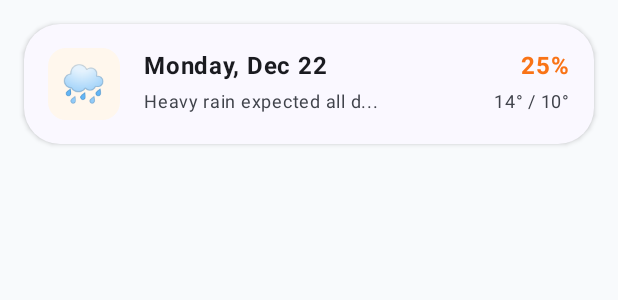
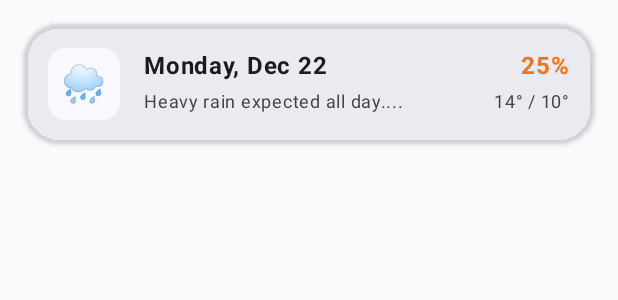
Before and after one commit to mona-baharlou/PedalPace, an Android app built with Jetpack Compose: the @Preview function PreviewForecastCardPoor, on a phone screen of 412 x 824 dp. Shown: the top 300 px of the screen. Run offline under Robolectric (Android 15) with nearby library versions, the phone set to English and light mode, and no system bars.

```diff
--- a/app/src/main/java/com/baharlou/pedalpace/presentation/components/ForecastCard.kt
+++ b/app/src/main/java/com/baharlou/pedalpace/presentation/components/ForecastCard.kt
@@ -1,5 +1,6 @@
 package com.baharlou.pedalpace.presentation.components
 
+import androidx.compose.foundation.background
 import androidx.compose.foundation.layout.*
 import androidx.compose.foundation.shape.RoundedCornerShape
 import androidx.compose.material3.*
@@ -29,7 +30,7 @@ fun ForecastCard(
         modifier = Modifier.fillMaxWidth(),
         shape = RoundedCornerShape(24.dp),
         colors = CardDefaults.cardColors(
-            containerColor = MaterialTheme.colorScheme.surface
+            containerColor = MaterialTheme.colorScheme.surfaceVariant.copy(alpha = 0.4f)
         ),
         elevation = CardDefaults.cardElevation(defaultElevation = 2.dp)
     ) {
@@ -42,7 +43,7 @@ fun ForecastCard(
                 color = BikeOrangeLight,
                 modifier = Modifier.size(48.dp)
             ) {
-                Box(contentAlignment = Alignment.Center) {
+                Box(modifier = Modifier.background(MaterialTheme.colorScheme.surface), contentAlignment = Alignment.Center) {
                     Text(if(score.score < 40) "🌧️" else "☁️", fontSize = 24.sp)
                 }
             }
@@ -66,7 +67,7 @@ fun ForecastCard(
                 }
                 Row(verticalAlignment = Alignment.CenterVertically) {
                     Text(
-                        text = score.overallRating.take(25) + "...",
+                        text = score.overallRating.take(30) + "...",
                         color = MaterialTheme.colorScheme.onSurfaceVariant,
                         fontSize = 12.sp
                     )
--- a/app/src/main/java/com/baharlou/pedalpace/presentation/components/WeatherEffects.kt
+++ b/app/src/main/java/com/baharlou/pedalpace/presentation/components/WeatherEffects.kt
@@ -91,11 +91,9 @@ fun WeatherEffectBackground(
 
     Canvas(modifier = modifier.fillMaxSize()) {
         val color = if (weatherType == WeatherType.RAIN) {
-            //Color(0xFF031933).copy(alpha = 0.6f) // Blueish rain
             Color(0xFF60A5FA).copy(alpha = 0.6f) // Blueish rain
         } else {
             Color.White.copy(alpha = 0.8f) // White snow
-            //Color.Red//.copy(alpha = 0.8f) // White snow
         }
 
         particles.forEach { particle ->
@@ -152,7 +150,6 @@ private fun DrawScope.drawParticle(
 @Composable
 private fun PreviewRainEffect() {
     PedalPaceTheme {
-        // We use a dark background so the particles are visible
         Box(
             modifier = Modifier
                 .fillMaxWidth()
--- a/app/src/main/java/com/baharlou/pedalpace/presentation/screens/WeatherScreen.kt
+++ b/app/src/main/java/com/baharlou/pedalpace/presentation/screens/WeatherScreen.kt
@@ -158,13 +158,12 @@ fun WeatherContent(
                 Text(
                     text = "NEXT DAYS",
                     fontWeight = FontWeight.ExtraBold,
-                    // THEME AWARE: Using the muted secondary text slot
                     color = MaterialTheme.colorScheme.onBackground.copy(alpha = 0.6f),
                     fontSize = 12.sp,
                     letterSpacing = 1.sp
                 )
                 TextButton(onClick = {}) {
-                    Text("See 7 Days", color = MaterialTheme.colorScheme.primary, fontWeight = FontWeight.Bold)
+                    Text("See 5 Days", color = MaterialTheme.colorScheme.primary, fontWeight = FontWeight.Bold)
                 }
             }
         }
```
Also changed, not shown: app/src/main/java/com/baharlou/pedalpace/presentation/screens/WeatherHeader.kt (+2 -13 lines), app/src/main/java/com/baharlou/pedalpace/ui/theme/Color.kt (+1 -10 lines), 13 other files.
